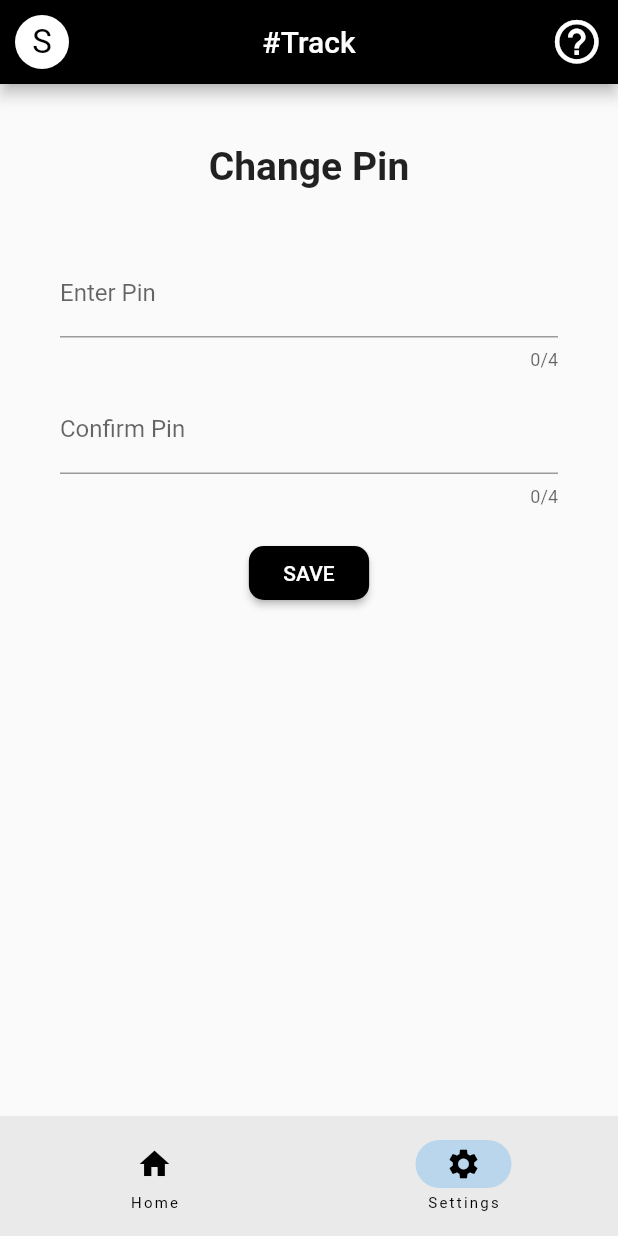
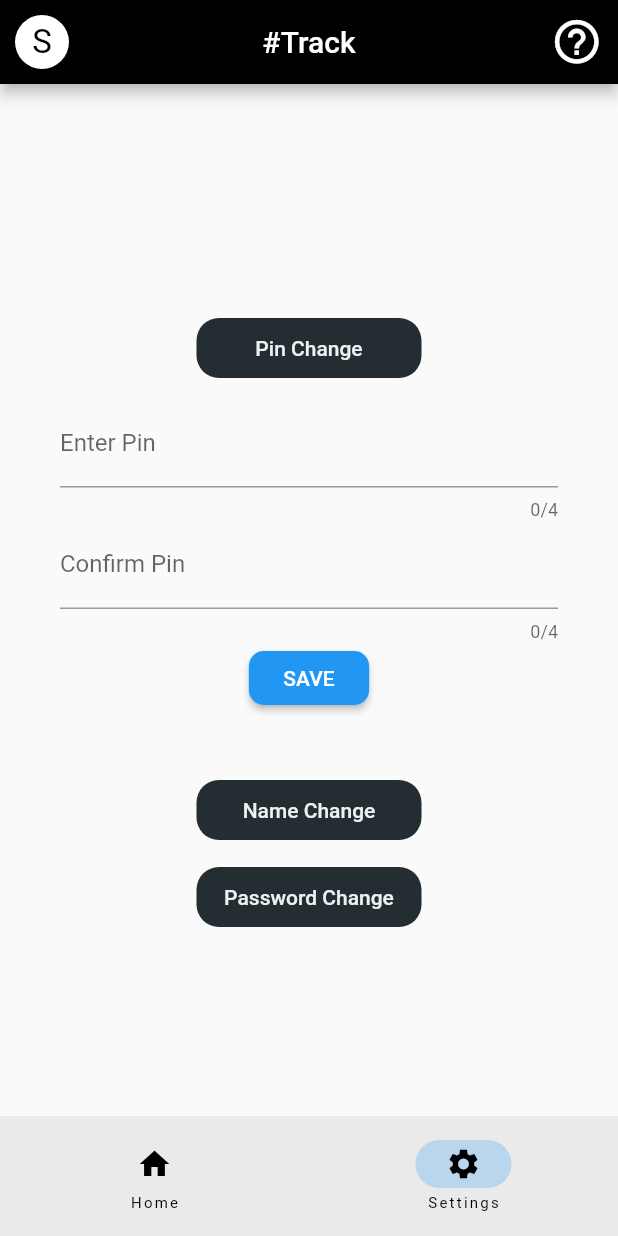
Before and after one commit to r00t-victor/sharptrack, a Flutter app: the screen it shows after launch, item 2 of the bottom bar chosen, on a phone screen of 412 x 824 dp. Run offline on Flutter 3.47's test engine with Material 2 defaults, Android fonts, the light colour scheme and no system bars; our stand-ins replace audioplayers, shared_preferences; missing offline and left inert: flutter_background, flutter_phone_direct_caller, sound_mode, telephony, volume_control; statements that could not run were skipped.

Commit message:
Settings Modified

```diff
--- a/lib/main.dart
+++ b/lib/main.dart
@@ -2,7 +2,6 @@ import 'package:flutter/material.dart';
 import 'package:provider/provider.dart';
 import 'package:sharptrack/screens/homepage.dart';
 import 'package:sharptrack/skeleton.dart';
-import 'package:flutter_background/flutter_background.dart';
 
 void main() {
   runApp(ChangeNotifierProvider(
@@ -21,7 +20,7 @@ class MyApp extends StatelessWidget {
             const AppBarTheme(backgroundColor: Colors.black, centerTitle: true),
       ),
       title: '#Track',
-      home: HomePage(),
+      home: const HomePage(),
     );
   }
 }
--- a/lib/screens/homepage.dart
+++ b/lib/screens/homepage.dart
@@ -38,8 +38,9 @@ class _HomePageState extends State<HomePage> {
         await FlutterBackground.initialize(androidConfig: androidConfig);
     if (success) {
       print("background enabled");
-    } else
+    } else {
       print("background not enabled");
+    }
   }
 
   int currentPage = 0;
--- a/lib/widgets/settings.dart
+++ b/lib/widgets/settings.dart
@@ -1,49 +1,78 @@
 import 'package:flutter/material.dart';
 import 'package:shared_preferences/shared_preferences.dart';
 
-class Settings extends StatelessWidget {
-  Settings({super.key});
+class Settings extends StatefulWidget {
+  const Settings({super.key});
+
+  @override
+  State<Settings> createState() => _SettingsState();
+}
+
+class _SettingsState extends State<Settings> {
+  bool isVisiblePin = true;
+  bool isVisibleName = false;
+  bool isVisiblePass = false;
   final TextEditingController control0 = TextEditingController();
   final TextEditingController control1 = TextEditingController();
+  final TextEditingController control2 = TextEditingController();
+  final TextEditingController control3 = TextEditingController();
+  final TextEditingController control4 = TextEditingController();
   @override
   Widget build(BuildContext context) {
     return Container(
       alignment: Alignment.center,
       padding: const EdgeInsets.only(top: 40, left: 40, right: 40),
+      child: SingleChildScrollView(
         child: Column(
+          // crossAxisAlignment: CrossAxisAlignment.start,
           children: [
-          const Text(
-            'Change Pin',
-            style: TextStyle(fontSize: 26, fontWeight: FontWeight.w600),
+            TextButton(
+              onPressed: () {
+                setState(() {
+                  isVisiblePin = !isVisiblePin;
+                });
+              },
+              style: TextButton.styleFrom(
+                backgroundColor: Color.fromARGB(255, 36, 45, 49),
+                foregroundColor: Color.fromARGB(255, 238, 241, 242),
+                alignment: Alignment.center,
+                minimumSize: Size(150.0, 40.0),
+                shape: RoundedRectangleBorder(
+                  borderRadius: BorderRadius.circular(15),
+                ),
+              ),
+              child: const Text('Pin Change'),
             ),
             const SizedBox(
-            height: 40.0,
+              height: 10.0,
             ),
-          TextField(
+            Visibility(
+              visible: isVisiblePin,
+              child: TextField(
                 obscureText: true,
                 maxLength: 4,
                 controller: control0,
                 decoration: const InputDecoration(labelText: "Enter Pin"),
               ),
-          const SizedBox(
-            height: 10.0,
             ),
-          TextField(
+            Visibility(
+              visible: isVisiblePin,
+              child: TextField(
                 obscureText: true,
                 maxLength: 4,
                 controller: control1,
                 decoration: const InputDecoration(labelText: "Confirm Pin"),
               ),
-          const SizedBox(
-            height: 20.0,
             ),
-          ElevatedButton(
+            Visibility(
+              visible: isVisiblePin,
+              child: ElevatedButton(
                 onPressed: () async {
                   SharedPreferences pre = await SharedPreferences.getInstance();
                   if (control0.text == control1.text) {
                     pre.setString("#Pin", control0.text);
-                ScaffoldMessenger.of(context)
-                    .showSnackBar(const SnackBar(content: Text('Saved PIN')));
+                    ScaffoldMessenger.of(context).showSnackBar(
+                        const SnackBar(content: Text('Saved PIN')));
                   } else {
                     ScaffoldMessenger.of(context).showSnackBar(
                         const SnackBar(content: Text('PIN not same')));
@@ -52,14 +81,139 @@ class Settings extends StatelessWidget {
                   control1.clear();
                 },
                 style: ElevatedButton.styleFrom(
-              backgroundColor: Colors.black,
+                  backgroundColor: Colors.blue,
                   shape: RoundedRectangleBorder(
                     borderRadius: BorderRadius.circular(10),
                   ),
                 ),
                 child: const Text('  SAVE  '),
               ),
+            ),
+            Visibility(
+              visible: isVisiblePin,
+              child: const SizedBox(
+                height: 40.0,
+              ),
+            ),
+            TextButton(
+              onPressed: () {
+                setState(() {
+                  isVisibleName = !isVisibleName;
+                });
+              },
+              style: TextButton.styleFrom(
+                backgroundColor: Color.fromARGB(255, 36, 45, 49),
+                foregroundColor: Color.fromARGB(255, 238, 241, 242),
+                alignment: Alignment.center,
+                minimumSize: Size(150.0, 40.0),
+                shape: RoundedRectangleBorder(
+                  borderRadius: BorderRadius.circular(15),
+                ),
+              ),
+              child: const Text('Name Change'),
+            ),
+            const SizedBox(
+              height: 10.0,
+            ),
+            Visibility(
+              visible: isVisibleName,
+              child: TextField(
+                maxLength: 20,
+                controller: control2,
+                decoration: const InputDecoration(labelText: "Enter Name"),
+              ),
+            ),
+            Visibility(
+              visible: isVisibleName,
+              child: ElevatedButton(
+                onPressed: () async {
+                  SharedPreferences pre = await SharedPreferences.getInstance();
+                  pre.setString("#Name", control2.text);
+                  ScaffoldMessenger.of(context).showSnackBar(
+                      const SnackBar(content: Text('Saved Name')));
+                  control2.clear();
+                },
+                style: ElevatedButton.styleFrom(
+                  backgroundColor: Colors.blue,
+                  shape: RoundedRectangleBorder(
+                    borderRadius: BorderRadius.circular(10),
+                  ),
+                ),
+                child: const Text('  SAVE  '),
+              ),
+            ),
+            Visibility(
+              visible: isVisibleName,
+              child: const SizedBox(
+                height: 40.0,
+              ),
+            ),
+            TextButton(
+              onPressed: () {
+                setState(() {
+                  isVisiblePass = !isVisiblePass;
+                });
+              },
+              style: TextButton.styleFrom(
+                backgroundColor: Color.fromARGB(255, 36, 45, 49),
+                foregroundColor: Color.fromARGB(255, 238, 241, 242),
+                alignment: Alignment.center,
+                minimumSize: Size(150.0, 40.0),
+                shape: RoundedRectangleBorder(
+                  borderRadius: BorderRadius.circular(15),
+                ),
+              ),
+              child: const Text('Password Change'),
+            ),
+            const SizedBox(
+              height: 10.0,
+            ),
+            Visibility(
+              visible: isVisiblePass,
+              child: TextField(
+                obscureText: true,
+                maxLength: 10,
+                controller: control3,
+                decoration: const InputDecoration(labelText: "Enter Password"),
+              ),
+            ),
+            Visibility(
+              visible: isVisiblePass,
+              child: TextField(
+                obscureText: true,
+                maxLength: 10,
+                controller: control4,
+                decoration:
+                    const InputDecoration(labelText: "Confirm Password"),
+              ),
+            ),
+            Visibility(
+              visible: isVisiblePass,
+              child: ElevatedButton(
+                onPressed: () async {
+                  SharedPreferences pre = await SharedPreferences.getInstance();
+                  if (control3.text == control4.text) {
+                    pre.setString("#Pass", control0.text);
+                    ScaffoldMessenger.of(context).showSnackBar(
+                        const SnackBar(content: Text('Saved Password')));
+                  } else {
+                    ScaffoldMessenger.of(context).showSnackBar(
+                        const SnackBar(content: Text('Password not same')));
+                  }
+                  control3.clear();
+                  control4.clear();
+                },
+                style: ElevatedButton.styleFrom(
+                  backgroundColor: Colors.blue,
+                  shape: RoundedRectangleBorder(
+                    borderRadius: BorderRadius.circular(10),
+                  ),
+                ),
+                child: const Text('  SAVE  '),
+              ),
+            ),
           ],
+        ),
       ),
     );
   }
```
Lines whose indentation alone changed are shown as unchanged.
